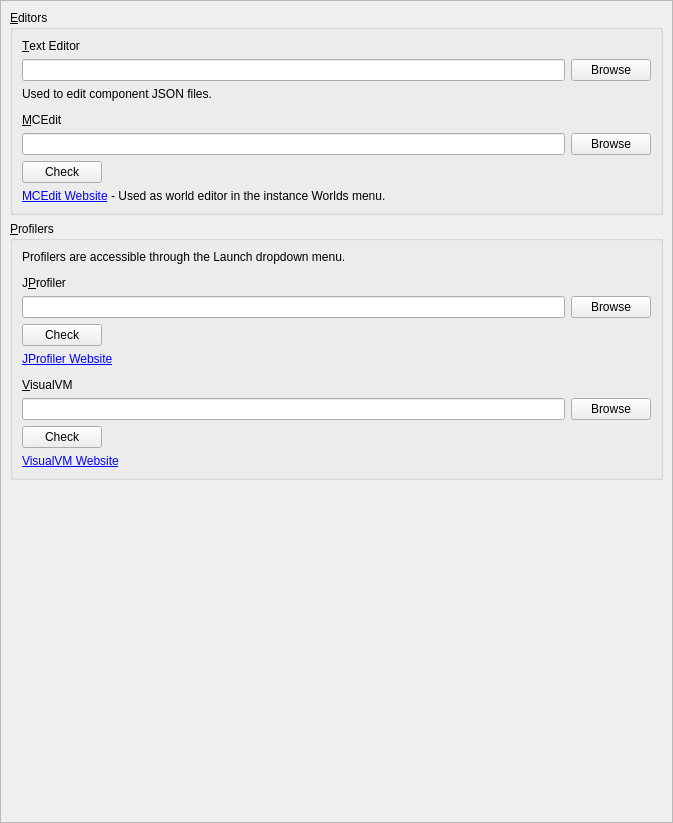
Qt form launcher/ui/pages/global/ExternalToolsPage.ui (Duby67/OldMoneyTatarin) before a commit.
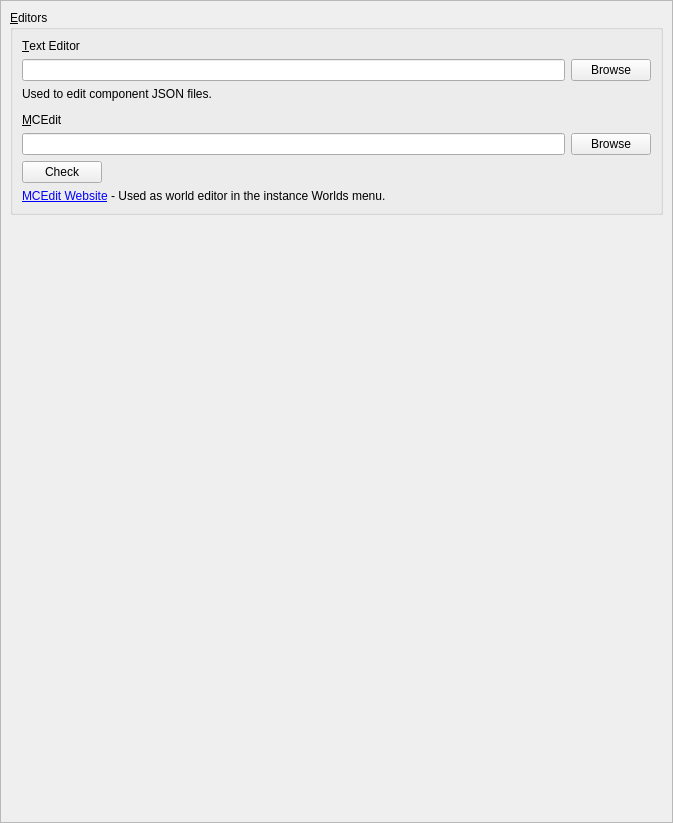
The same form after that commit.

Commit message: Remove optional Java profilers and launch prompts

The edit to the form file:
```diff
--- a/launcher/ui/pages/global/ExternalToolsPage.ui
+++ b/launcher/ui/pages/global/ExternalToolsPage.ui
@@ -139,144 +139,7 @@
         </widget>
        </item>
        <item>
-        <widget class="QGroupBox" name="profilersBox">
-         <property name="title">
-          <string>&amp;Profilers</string>
-         </property>
-         <layout class="QVBoxLayout" name="verticalLayout_4">
-          <item>
-           <widget class="QLabel" name="labelJsonEditor">
-            <property name="text">
-             <string>Profilers are accessible through the Launch dropdown menu.</string>
-            </property>
-            <property name="buddy">
-             <cstring>jsonEditorTextBox</cstring>
-            </property>
-           </widget>
-          </item>
-          <item>
-           <spacer name="verticalSpacer_9">
-            <property name="orientation">
-             <enum>Qt::Vertical</enum>
-            </property>
-            <property name="sizeType">
-             <enum>QSizePolicy::Fixed</enum>
-            </property>
-            <property name="sizeHint" stdset="0">
-             <size>
-              <width>0</width>
-              <height>6</height>
-             </size>
-            </property>
-           </spacer>
-          </item>
-          <item>
-           <widget class="QLabel" name="label">
-            <property name="text">
-             <string>J&amp;Profiler</string>
-            </property>
-            <property name="buddy">
-             <cstring>jprofilerPathEdit</cstring>
-            </property>
-           </widget>
-          </item>
-          <item>
-           <layout class="QHBoxLayout" name="horizontalLayout_4">
-            <item>
-             <widget class="QLineEdit" name="jprofilerPathEdit"/>
-            </item>
-            <item>
-             <widget class="QPushButton" name="jprofilerPathBtn">
-              <property name="text">
-               <string>Browse</string>
-              </property>
-             </widget>
-            </item>
-           </layout>
-          </item>
-          <item>
-           <widget class="QPushButton" name="jprofilerCheckBtn">
-            <property name="sizePolicy">
-             <sizepolicy hsizetype="Maximum" vsizetype="Fixed">
-              <horstretch>0</horstretch>
-              <verstretch>0</verstretch>
-             </sizepolicy>
-            </property>
-            <property name="text">
-             <string>Check</string>
-            </property>
-           </widget>
-          </item>
-          <item>
-           <widget class="QLabel" name="jprofilerLink">
-            <property name="text">
-             <string notr="true">&lt;html&gt;&lt;head/&gt;&lt;body&gt;&lt;p&gt;&lt;a href=&quot;https://www.ej-technologies.com/products/jprofiler/overview.html&quot;&gt;JProfiler Website&lt;/a&gt;&lt;/p&gt;&lt;/body&gt;&lt;/html&gt;</string>
-            </property>
-           </widget>
-          </item>
-          <item>
-           <spacer name="verticalSpacer_8">
-            <property name="orientation">
-             <enum>Qt::Vertical</enum>
-            </property>
-            <property name="sizeType">
-             <enum>QSizePolicy::Fixed</enum>
-            </property>
-            <property name="sizeHint" stdset="0">
-             <size>
-              <width>0</width>
-              <height>6</height>
-             </size>
-            </property>
-           </spacer>
-          </item>
-          <item>
-           <widget class="QLabel" name="label_2">
-            <property name="text">
-             <string>&amp;VisualVM</string>
-            </property>
-            <property name="buddy">
-             <cstring>jvisualvmPathEdit</cstring>
-            </property>
-           </widget>
-          </item>
-          <item>
-           <layout class="QHBoxLayout" name="horizontalLayout_5">
-            <item>
-             <widget class="QLineEdit" name="jvisualvmPathEdit"/>
-            </item>
-            <item>
-             <widget class="QPushButton" name="jvisualvmPathBtn">
-              <property name="text">
-               <string>Browse</string>
-              </property>
-             </widget>
-            </item>
-           </layout>
-          </item>
-          <item>
-           <widget class="QPushButton" name="jvisualvmCheckBtn">
-            <property name="sizePolicy">
-             <sizepolicy hsizetype="Maximum" vsizetype="Fixed">
-              <horstretch>0</horstretch>
-              <verstretch>0</verstretch>
-             </sizepolicy>
-            </property>
-            <property name="text">
-             <string>Check</string>
-            </property>
-           </widget>
-          </item>
-          <item>
-           <widget class="QLabel" name="jvisualvmLink">
-            <property name="text">
-             <string notr="true">&lt;html&gt;&lt;head/&gt;&lt;body&gt;&lt;p&gt;&lt;a href=&quot;https://visualvm.github.io/&quot;&gt;VisualVM Website&lt;/a&gt;&lt;/p&gt;&lt;/body&gt;&lt;/html&gt;</string>
-            </property>
-           </widget>
-          </item>
-         </layout>
-        </widget>
-       </item>
+        </item>
        <item>
         <spacer name="verticalSpacer">
          <property name="orientation">
```
Left out of the diff: 12 changed lines with no effect on the pictures. The commit also changes 21 other files.
